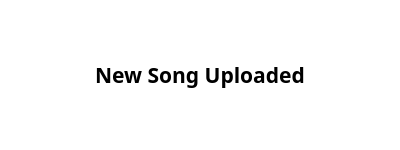
This is UI/uiFiles/Notification.ui in Hperigee/vocalMaximum as Qt 5 draws it before an edit. The edited form follows.
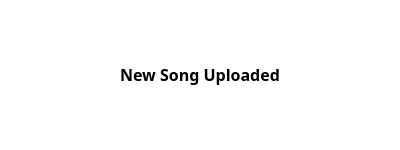
This is the edited form.

The edit to the form file:
```diff
--- a/UI/uiFiles/Notification.ui
+++ b/UI/uiFiles/Notification.ui
@@ -52,7 +52,7 @@
      <property name="font">
       <font>
        <family>Noto Sans KR</family>
-       <pointsize>16</pointsize>
+       <pointsize>12</pointsize>
        <weight>75</weight>
        <bold>true</bold>
       </font>
```
